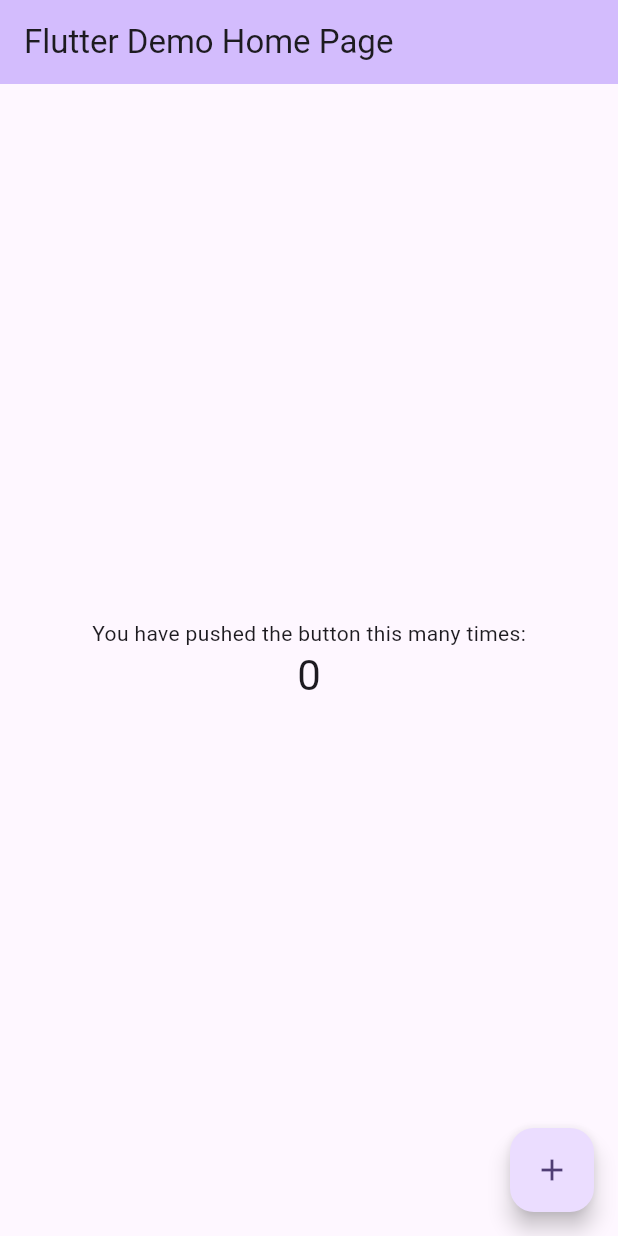
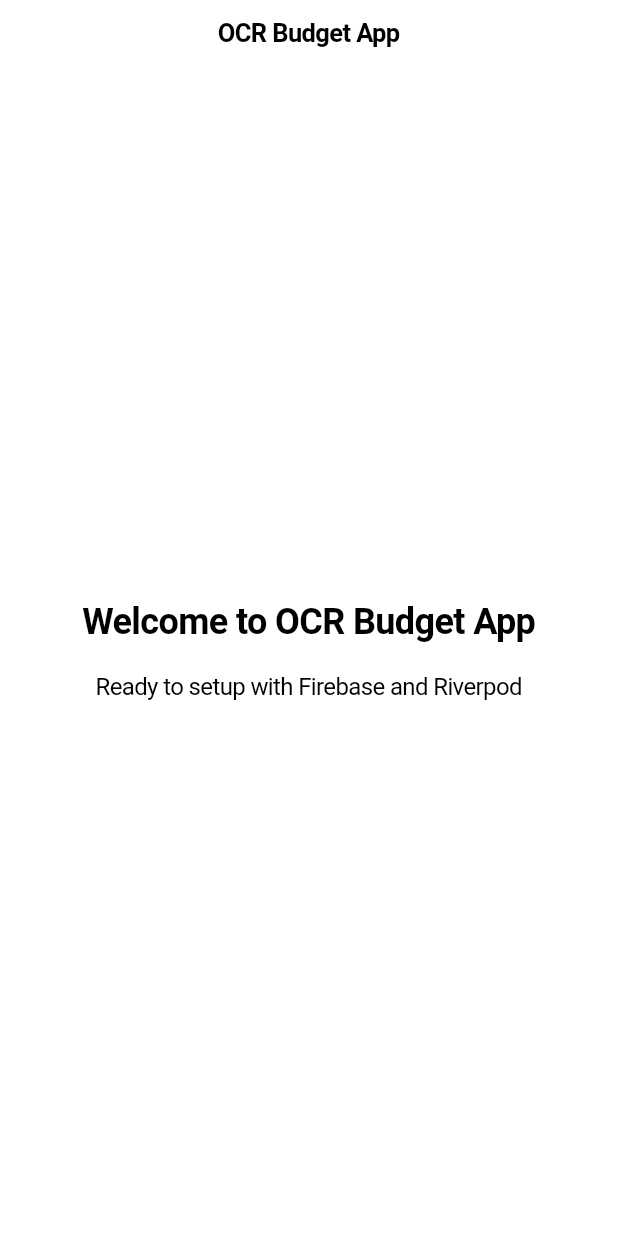
Before and after one commit to KonnoHaruto/ocr_budget_app, a Flutter app: the screen it shows after launch, on a phone screen of 412 x 824 dp. Run offline on Flutter 3.47's test engine with Material 3 defaults, Android fonts, the phone set to English and light mode, and no system bars; our stand-ins replace firebase_core, flutter_riverpod; accounts and stored records are empty.

Commit message:
riverpod, firebase構成に最適化

```diff
--- a/lib/main.dart
+++ b/lib/main.dart
@@ -1,65 +1,60 @@
+import 'package:flutter/cupertino.dart';
 import 'package:flutter/material.dart';
+import 'package:flutter_riverpod/flutter_riverpod.dart';
+import 'package:firebase_core/firebase_core.dart';
 
-void main() {
-  runApp(const MyApp());
+void main() async {
+  WidgetsFlutterBinding.ensureInitialized();
+  await Firebase.initializeApp();
+  runApp(const ProviderScope(child: MyApp()));
 }
 
-class MyApp extends StatelessWidget {
+class MyApp extends ConsumerWidget {
   const MyApp({super.key});
 
   @override
-  Widget build(BuildContext context) {
-    return MaterialApp(
-      title: 'Flutter Demo',
-      theme: ThemeData(
-        colorScheme: ColorScheme.fromSeed(seedColor: Colors.deepPurple),
+  Widget build(BuildContext context, WidgetRef ref) {
+    return CupertinoApp(
+      title: 'OCR Budget App',
+      theme: const CupertinoThemeData(
+        primaryColor: CupertinoColors.systemBlue,
       ),
-      home: const MyHomePage(title: 'Flutter Demo Home Page'),
+      home: const MyHomePage(title: 'OCR Budget App'),
     );
   }
 }
 
-class MyHomePage extends StatefulWidget {
+class MyHomePage extends ConsumerWidget {
   const MyHomePage({super.key, required this.title});
 
   final String title;
 
   @override
-  State<MyHomePage> createState() => _MyHomePageState();
-}
-
-class _MyHomePageState extends State<MyHomePage> {
-  int _counter = 0;
-
-  void _incrementCounter() {
-    setState(() {
-      _counter++;
-    });
-  }
-
-  @override
-  Widget build(BuildContext context) {
-    return Scaffold(
-      appBar: AppBar(
-        backgroundColor: Theme.of(context).colorScheme.inversePrimary,
-        title: Text(widget.title),
+  Widget build(BuildContext context, WidgetRef ref) {
+    return CupertinoPageScaffold(
+      navigationBar: CupertinoNavigationBar(
+        middle: Text(title),
       ),
-      body: Center(
+      child: const SafeArea(
+        child: Center(
           child: Column(
             mainAxisAlignment: MainAxisAlignment.center,
             children: <Widget>[
-            const Text('You have pushed the button this many times:'),
               Text(
-              '$_counter',
-              style: Theme.of(context).textTheme.headlineMedium,
+                'Welcome to OCR Budget App',
+                style: TextStyle(
+                  fontSize: 24,
+                  fontWeight: FontWeight.bold,
+                ),
+              ),
+              SizedBox(height: 20),
+              Text(
+                'Ready to setup with Firebase and Riverpod',
+                style: TextStyle(fontSize: 16),
               ),
             ],
           ),
         ),
-      floatingActionButton: FloatingActionButton(
-        onPressed: _incrementCounter,
-        tooltip: 'Increment',
-        child: const Icon(Icons.add),
       ),
     );
   }
```
Also changed, not shown: 14 other files. Lines whose indentation alone changed are shown as unchanged.
